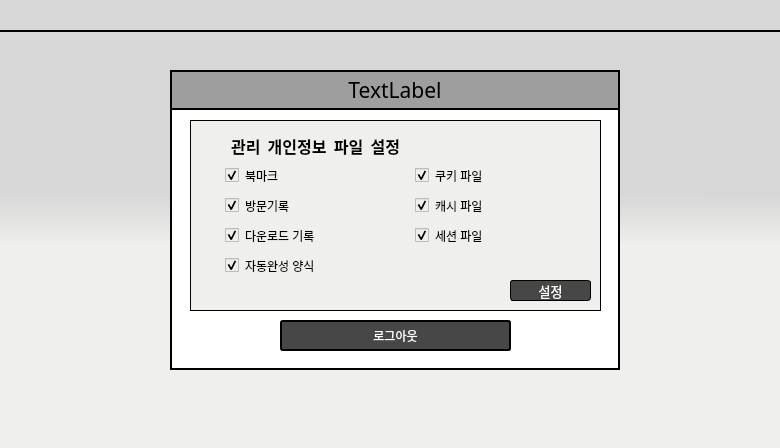
dign1120/graduationProject, file UI/runGUI.ui: the form before one commit.
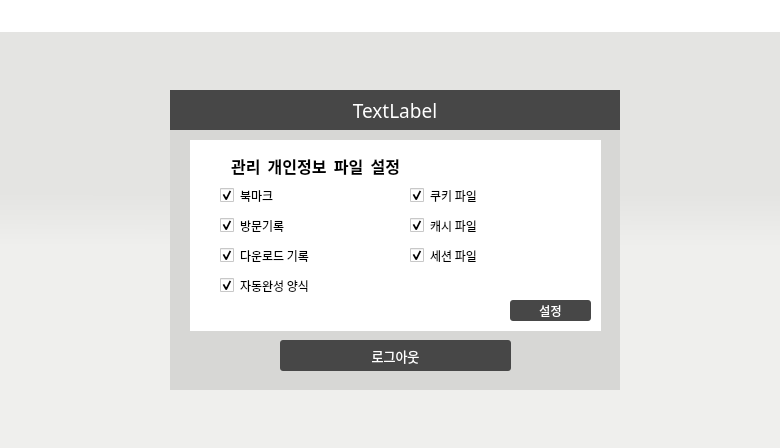
The form after the commit.

Diff of the .ui file:
```diff
--- a/UI/runGUI.ui
+++ b/UI/runGUI.ui
@@ -14,13 +14,13 @@
    <string>PIM AGENT</string>
   </property>
   <property name="styleSheet">
-   <string notr="true">background-color:qlineargradient(spread:pad, x1:0.5, y1:0.432, x2:0.499682, y2:0.551, stop:0 rgba(215, 215, 215, 255), stop:1 rgba(239, 239, 237, 255))</string>
+   <string notr="true">background-color:qlineargradient(spread:pad, x1:0.5, y1:0.432, x2:0.499682, y2:0.551, stop:0 #E4E4E2, stop:1 #EFEFED)</string>
   </property>
   <widget class="QFrame" name="frame">
    <property name="geometry">
     <rect>
      <x>170</x>
-     <y>70</y>
+     <y>90</y>
      <width>450</width>
      <height>300</height>
     </rect>
@@ -32,8 +32,8 @@
     </font>
    </property>
    <property name="styleSheet">
-    <string notr="true">background-color:#ffffff;
-border: 2px solid black;
+    <string notr="true">background-color:#D7D7D5;
+border: transparent;
 </string>
    </property>
    <property name="frameShape">
@@ -53,13 +53,13 @@
     </property>
     <property name="font">
      <font>
-      <family>Andalus</family>
-      <pointsize>16</pointsize>
+      <family>HY견고딕</family>
+      <pointsize>14</pointsize>
      </font>
     </property>
     <property name="styleSheet">
-     <string notr="true">color: black;
-background-color: #9E9E9E;
+     <string notr="true">color: white;
+background-color:#474747;
 text-align:center;</string>
     </property>
     <property name="text">
@@ -250,11 +250,23 @@
       </disabled>
      </palette>
     </property>
+    <property name="font">
+     <font>
+      <family>HY견고딕</family>
+      <pointsize>10</pointsize>
+     </font>
+    </property>
     <property name="styleSheet">
-     <string notr="true">color: white;
+     <string notr="true">QPushButton{
+color: white;
 background-color:#474747;
 border-style: solid;
-border-radius:3px;</string>
+border-radius:3px;
+}
+
+ QPushButton:hover {
+background-color:#9E9E9E;
+ }</string>
     </property>
     <property name="text">
      <string>로그아웃</string>
@@ -269,9 +281,13 @@
       <height>191</height>
      </rect>
     </property>
+    <property name="font">
+     <font>
+      <family>HY견고딕</family>
+     </font>
+    </property>
     <property name="styleSheet">
-     <string notr="true">background-color:#EFEFED;
-border: 1px solid;</string>
+     <string notr="true">background-color:#ffffff;</string>
     </property>
     <property name="frameShape">
      <enum>QFrame::StyledPanel</enum>
@@ -288,9 +304,13 @@
        <height>31</height>
       </rect>
      </property>
+     <property name="font">
+      <font>
+       <family>HY견고딕</family>
+      </font>
+     </property>
      <property name="styleSheet">
-      <string notr="true">background-color:#EFEFED;
-border: 5px solid #EFEFED;</string>
+      <string notr="true"/>
      </property>
      <property name="text">
       <string>방문기록</string>
@@ -308,9 +328,13 @@
        <height>31</height>
       </rect>
      </property>
+     <property name="font">
+      <font>
+       <family>HY견고딕</family>
+      </font>
+     </property>
      <property name="styleSheet">
-      <string notr="true">background-color:#EFEFED;
-border: 5px solid #EFEFED;</string>
+      <string notr="true"/>
      </property>
      <property name="text">
       <string>다운로드 기록</string>
@@ -328,9 +352,13 @@
        <height>31</height>
       </rect>
      </property>
+     <property name="font">
+      <font>
+       <family>HY견고딕</family>
+      </font>
+     </property>
      <property name="styleSheet">
-      <string notr="true">background-color:#EFEFED;
-border: 5px solid #EFEFED;</string>
+      <string notr="true"/>
      </property>
      <property name="text">
       <string>북마크</string>
@@ -348,9 +376,13 @@
        <height>31</height>
       </rect>
      </property>
+     <property name="font">
+      <font>
+       <family>HY견고딕</family>
+      </font>
+     </property>
      <property name="styleSheet">
-      <string notr="true">background-color:#EFEFED;
-border: 5px solid #EFEFED;</string>
+      <string notr="true"/>
      </property>
      <property name="text">
       <string>쿠키 파일</string>
@@ -368,9 +400,13 @@
        <height>31</height>
       </rect>
      </property>
+     <property name="font">
+      <font>
+       <family>HY견고딕</family>
+      </font>
+     </property>
      <property name="styleSheet">
-      <string notr="true">background-color:#EFEFED;
-border: 5px solid #EFEFED;</string>
+      <string notr="true"/>
      </property>
      <property name="text">
       <string>자동완성 양식</string>
@@ -388,9 +424,13 @@
        <height>31</height>
       </rect>
      </property>
+     <property name="font">
+      <font>
+       <family>HY견고딕</family>
+      </font>
+     </property>
      <property name="styleSheet">
-      <string notr="true">background-color:#EFEFED;
-border: 5px solid #EFEFED;</string>
+      <string notr="true"/>
      </property>
      <property name="text">
       <string>캐시 파일</string>
@@ -408,9 +448,13 @@
        <height>31</height>
       </rect>
      </property>
+     <property name="font">
+      <font>
+       <family>HY견고딕</family>
+      </font>
+     </property>
      <property name="styleSheet">
-      <string notr="true">background-color:#EFEFED;
-border: 5px solid #EFEFED;</string>
+      <string notr="true"/>
      </property>
      <property name="text">
       <string>세션 파일</string>
@@ -602,17 +646,23 @@
      </property>
      <property name="font">
       <font>
-       <family>Agency FB</family>
-       <pointsize>10</pointsize>
+       <family>HY견고딕</family>
+       <pointsize>9</pointsize>
        <weight>50</weight>
        <bold>false</bold>
       </font>
      </property>
      <property name="styleSheet">
-      <string notr="true">color: white;
+      <string notr="true">QPushButton{
+color: white;
 background-color:#474747;
 border-style: solid;
-border-radius:3px;</string>
+border-radius:3px;
+}
+
+ QPushButton:hover {
+background-color:#9E9E9E;
+ }</string>
      </property>
      <property name="text">
       <string>설정</string>
@@ -630,15 +680,14 @@
     </property>
     <property name="font">
      <font>
-      <family>Agency FB</family>
+      <family>HY견고딕</family>
       <pointsize>12</pointsize>
       <weight>75</weight>
       <bold>true</bold>
      </font>
     </property>
     <property name="styleSheet">
-     <string notr="true">background-color:#EFEFED;
-border: 5px solid #EFEFED;</string>
+     <string notr="true">background-color:#ffffff;</string>
     </property>
     <property name="text">
      <string>관리  개인정보  파일  설정</string>
@@ -689,6 +738,7 @@
     <string notr="true">QPushButton{
 background-color:transparent;
 border:transparent;
+
 }
 
  QPushButton:hover {
@@ -739,9 +789,10 @@
    </property>
    <property name="styleSheet">
     <string notr="true">color: black;
-background-color: rgba(215, 215, 215, 255);
+background-color: rgba(255,255,255);
 text-align:center;
- border-bottom: 2px solid black;</string>
+ border-bottom: 0.4px solid black;
+</string>
    </property>
    <property name="text">
     <string/>
@@ -767,7 +818,7 @@
    </property>
    <property name="styleSheet">
     <string notr="true">color: black;
-background-color: rgba(215, 215, 215, 255);
+background-color: rgba(255,255,255);
 text-align:center;</string>
    </property>
    <property name="text">
```
Left out of the diff: 2 changed lines with no effect on the pictures.
